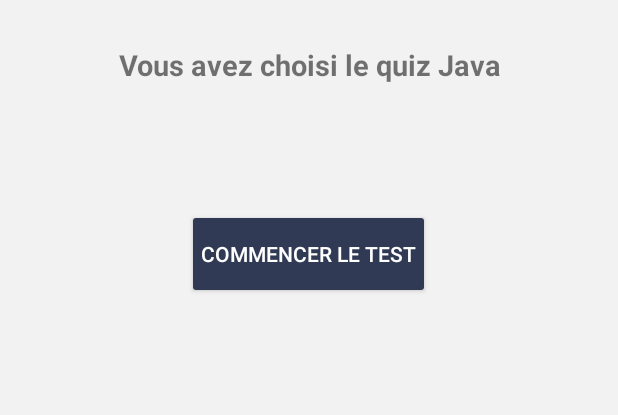
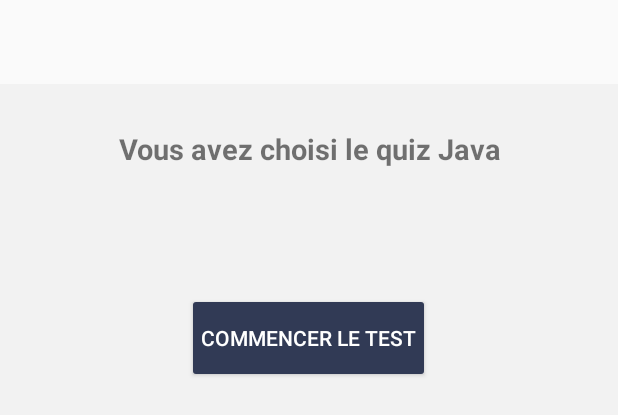
Before and after one commit to juju75dev/YGLApp, an Android app: the layout warning_layout.xml on its own in the app's theme, with its tools: preview values and no code run, on a phone screen of 412 x 824 dp. Shown: the top 415 px of the screen. Run offline under Robolectric (Android 15) with nearby library versions, the phone set to English and light mode, and no system bars.

Commit message:
correction actionBar

```diff
--- a/app/src/main/AndroidManifest.xml
+++ b/app/src/main/AndroidManifest.xml
@@ -26,7 +26,7 @@
         </activity>
 
         <activity android:name=".Activity.QuizzActivity"
-            android:theme="@style/AppTheme"
+            android:theme="@style/QuizzTheme"
             android:parentActivityName=".Activity.MainActivity"/>
 
         <!-- Parent activity meta-data to support 4.0 and lower -->
--- a/app/src/main/res/layout/warning_layout.xml
+++ b/app/src/main/res/layout/warning_layout.xml
@@ -3,6 +3,7 @@
     android:orientation="vertical" android:layout_width="match_parent"
     android:background="#f2f2f2"
     android:id="@+id/warning_layout"
+    android:layout_marginTop="?attr/actionBarSize"
     android:gravity="center_horizontal"
     android:layout_height="match_parent">
 
--- a/app/src/main/res/values/styles.xml
+++ b/app/src/main/res/values/styles.xml
@@ -2,10 +2,14 @@
 
     <!-- Base application theme. -->
     <style name="AppTheme" parent="Theme.AppCompat.Light.DarkActionBar">
-        <!-- Customize your theme here. -->
         <item name="colorPrimary">@color/colorPrimary</item>
         <item name="colorPrimaryDark">@color/colorPrimaryDark</item>
         <item name="colorAccent">@color/colorAccent</item>
+
+    </style>
+
+    <style name="QuizzTheme" parent="AppTheme">
+        <item name="windowActionBarOverlay">true</item>
     </style>
 
     <style name="SplashTheme" parent="Theme.AppCompat.NoActionBar">
```
Also changed, not shown: app/src/main/java/ygl/com/yglapp/Activity/QuizzActivity.java (+26 -2 lines).
